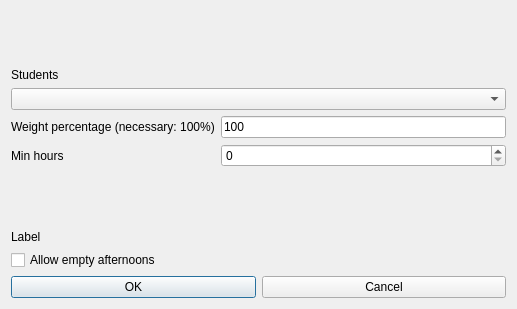
Above: fet/src/interface/modifyconstraintstudentssetminhoursperafternoonform_template.ui from vonmecheln/fet before the change. Below: the same form after it.
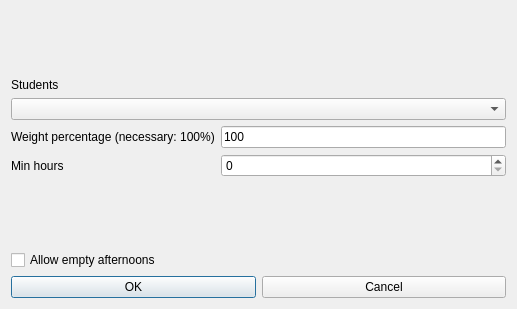
That is the form after the change.

What changed in the file:
```diff
--- a/fet/src/interface/modifyconstraintstudentssetminhoursperafternoonform_template.ui
+++ b/fet/src/interface/modifyconstraintstudentssetminhoursperafternoonform_template.ui
@@ -75,13 +75,6 @@
     </spacer>
    </item>
    <item row="6" column="0" colspan="2">
-    <widget class="QLabel" name="allowLabel">
-     <property name="text">
-      <string notr="true">Label</string>
-     </property>
-    </widget>
-   </item>
-   <item row="7" column="0" colspan="2">
     <widget class="QCheckBox" name="allowEmptyAfternoonsCheckBox">
      <property name="text">
       <string>Allow empty afternoons</string>
```
Left out of the diff: 68 changed lines with no effect on the pictures.
